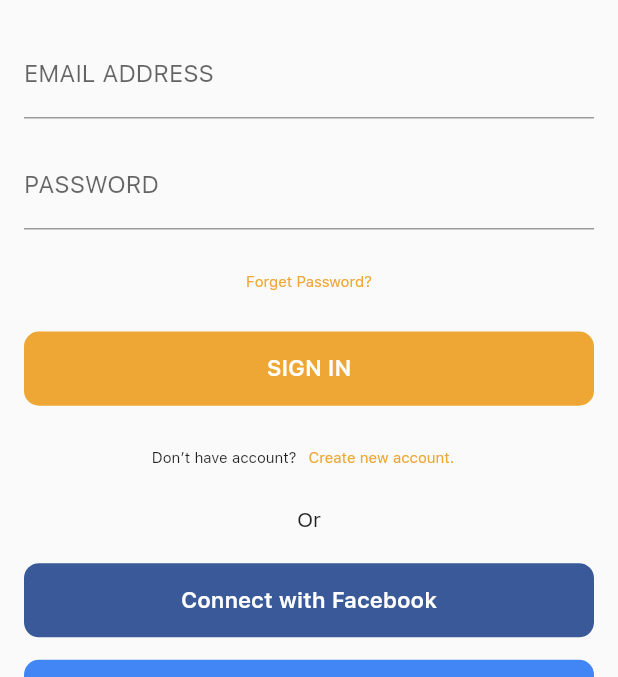
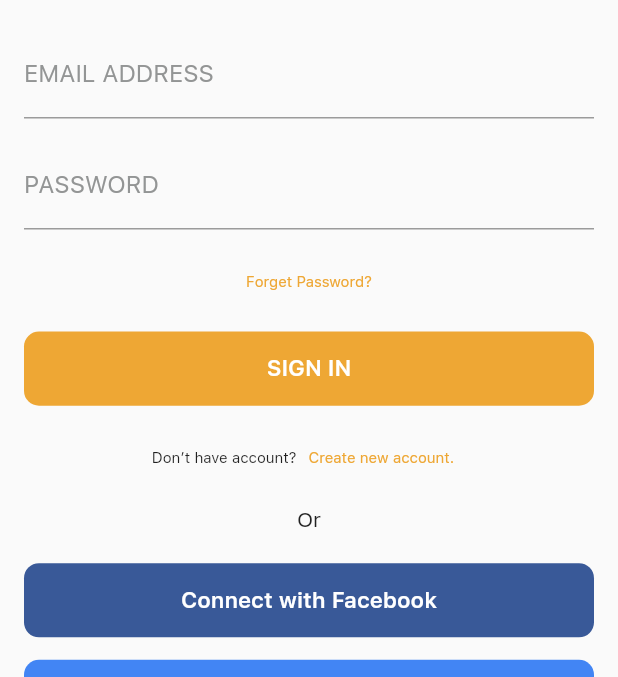
Before and after one commit to bimm1010/food_service, a Flutter app: the screen it shows after launch, after a tap on "GET STARTED", on a phone screen of 412 x 824 dp, the part 285-962 px from its top. Run offline on Flutter 3.47's test engine with Material 2 defaults, Android fonts, the phone set to English and light mode, and no system bars; our stand-ins replace flutter_riverpod, flutter_svg.

```diff
--- a/lib/pages/loginScreen/email_pass.dart
+++ b/lib/pages/loginScreen/email_pass.dart
@@ -19,14 +19,30 @@ class EmailPass extends StatelessWidget {
               decoration: const InputDecoration(
                 hintText: 'enter email',
                 labelText: 'EMAIL ADDRESS',
+                labelStyle: TextStyle(color: kColorTextField),
+                focusedBorder: OutlineInputBorder(
+                  borderSide: BorderSide(
+                    color: kColorPrimaryTheme,
+                    width: 2.0,
+                  ),
+                ),
               ),
+              cursorColor: kColorPrimaryTheme,
             ),
           ),
           TextFormField(
             decoration: const InputDecoration(
               labelText: 'PASSWORD',
               hintText: 'enter password',
+              labelStyle: TextStyle(color: kColorTextField),
+              focusedBorder: OutlineInputBorder(
+                borderSide: BorderSide(
+                  color: kColorPrimaryTheme,
+                  width: 2.0,
+                ),
+              ),
             ),
+            cursorColor: kColorPrimaryTheme,
           ),
           Padding(
             padding: const EdgeInsets.only(top: 10, bottom: 10),
--- a/pubspec.yaml
+++ b/pubspec.yaml
@@ -39,6 +39,8 @@ dependencies:
   cupertino_icons: ^1.0.2
   flutter_svg: ^1.1.6
   device_preview: ^1.1.0
+  firebase_core: any
+  firebase_auth: any
 
 dev_dependencies:
   flutter_test:
```
Also changed, not shown: pubspec.lock, 3 other files.
